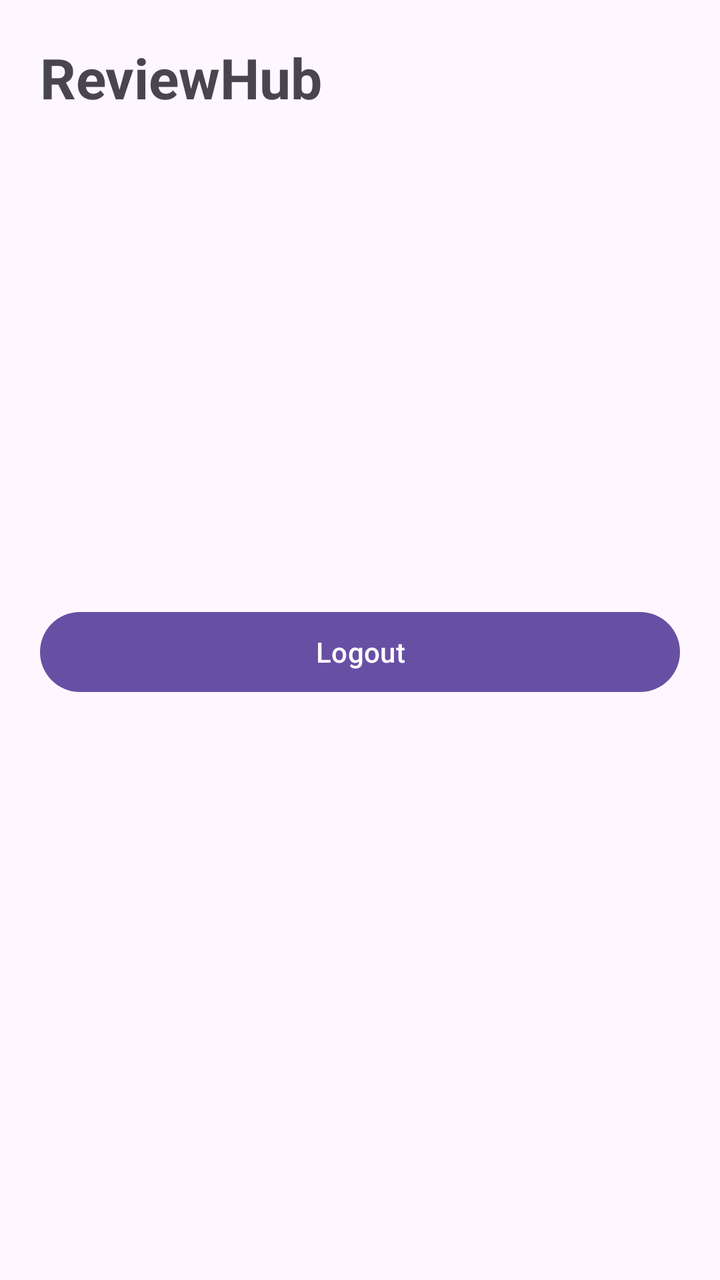
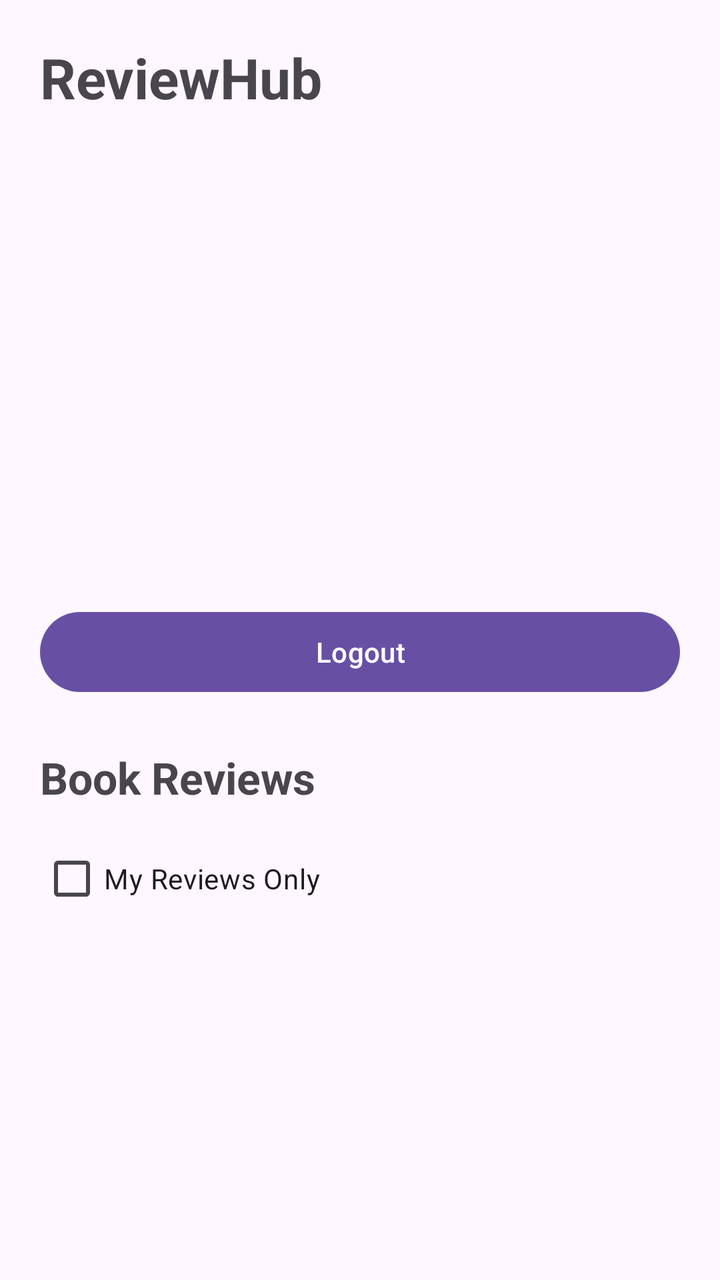

Compare the two renders of this Android layout. The source of the first and the diff that turns it into the second are given below.
<!-- AndroidManifest.xml: application theme Theme.MiniProjectReviewHub -->
<!-- res/layout/activity_home.xml -->
<?xml version="1.0" encoding="utf-8"?>
<LinearLayout
    xmlns:android="http://schemas.android.com/apk/res/android"
    android:layout_width="match_parent"
    android:layout_height="match_parent"
    android:orientation="vertical"
    android:padding="20dp">

    <TextView
        android:layout_width="wrap_content"
        android:layout_height="wrap_content"
        android:text="ReviewHub"
        android:textSize="28sp"
        android:textStyle="bold"
        android:layout_marginBottom="20dp"/>

    <ProgressBar
        android:id="@+id/profileProgressBar"
        android:layout_width="wrap_content"
        android:layout_height="wrap_content"
        android:layout_gravity="center"
        android:visibility="gone"/>

    <ImageView
        android:id="@+id/profileImageView"
        android:layout_width="100dp"
        android:layout_height="100dp"
        android:layout_gravity="center"
        android:contentDescription="Profile photograph"
        android:scaleType="centerCrop"/>

    <TextView
        android:id="@+id/nameTextView"
        android:layout_width="match_parent"
        android:layout_height="wrap_content"
        android:textSize="22sp"
        android:textStyle="bold"
        android:gravity="center"
        android:layout_marginTop="12dp"/>

    <TextView
        android:id="@+id/emailTextView"
        android:layout_width="match_parent"
        android:layout_height="wrap_content"
        android:textSize="16sp"
        android:gravity="center"
        android:layout_marginTop="8dp"/>

    <TextView
        android:id="@+id/bioTextView"
        android:layout_width="match_parent"
        android:layout_height="wrap_content"
        android:textSize="16sp"
        android:gravity="center"
        android:layout_marginTop="8dp"/>

    <Button
        android:id="@+id/logoutButton"
        android:layout_width="match_parent"
        android:layout_height="wrap_content"
        android:text="Logout"
        android:layout_marginTop="24dp"/>

</LinearLayout>
<!-- resources referenced by this layout -->
<resources>
  <style name="Theme.MiniProjectReviewHub" parent="Base.Theme.MiniProjectReviewHub" />
  <style name="Base.Theme.MiniProjectReviewHub" parent="Theme.Material3.DayNight.NoActionBar">
          
          
      </style>
</resources>

<!-- the commit's change to res/layout/activity_home.xml (unified diff, before → after) -->
@@ -61,4 +61,43 @@
         android:text="Logout"
         android:layout_marginTop="24dp"/>
 
+
+    <TextView
+        android:layout_width="match_parent"
+        android:layout_height="wrap_content"
+        android:text="Book Reviews"
+        android:textSize="22sp"
+        android:textStyle="bold"
+        android:layout_marginTop="24dp"
+        android:layout_marginBottom="12dp"/>
+
+    <CheckBox
+        android:id="@+id/myReviewsCheckBox"
+        android:layout_width="wrap_content"
+        android:layout_height="wrap_content"
+        android:text="My Reviews Only"/>
+
+    <ProgressBar
+        android:id="@+id/reviewsProgressBar"
+        android:layout_width="wrap_content"
+        android:layout_height="wrap_content"
+        android:layout_gravity="center"
+        android:visibility="gone"/>
+
+    <TextView
+        android:id="@+id/emptyReviewsTextView"
+        android:layout_width="match_parent"
+        android:layout_height="wrap_content"
+        android:text="No reviews to display."
+        android:gravity="center"
+        android:padding="20dp"
+        android:visibility="gone"/>
+
+    <ListView
+        android:id="@+id/reviewsListView"
+        android:layout_width="match_parent"
+        android:layout_height="0dp"
+        android:layout_weight="1"
+        android:dividerHeight="8dp"/>
+
 </LinearLayout>
